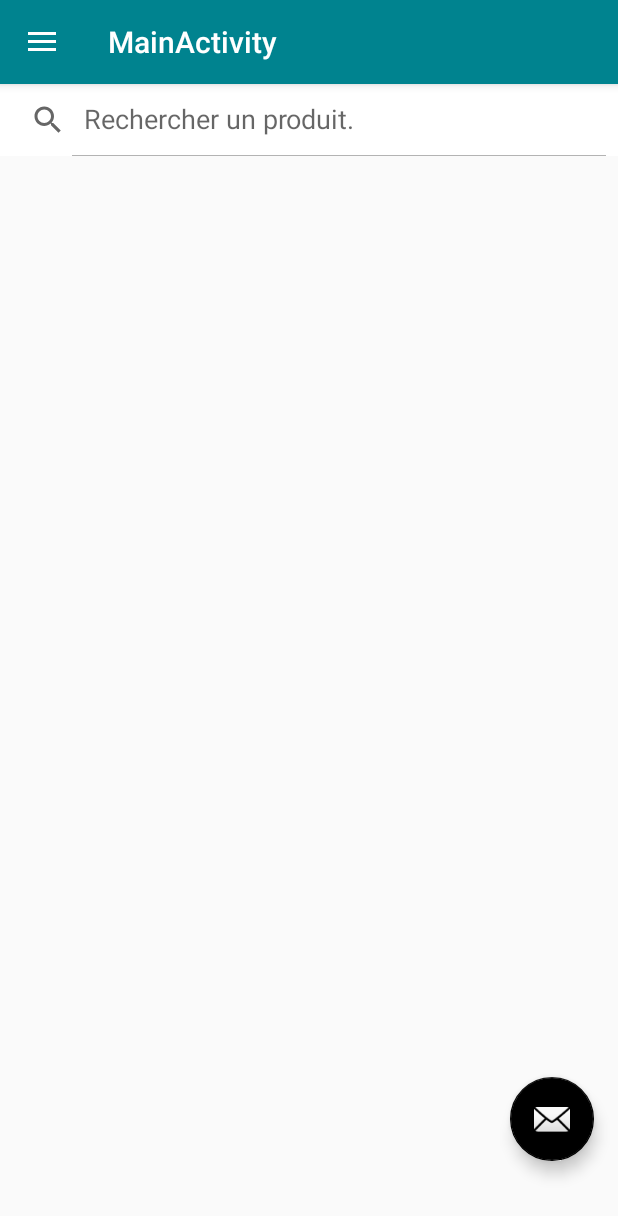
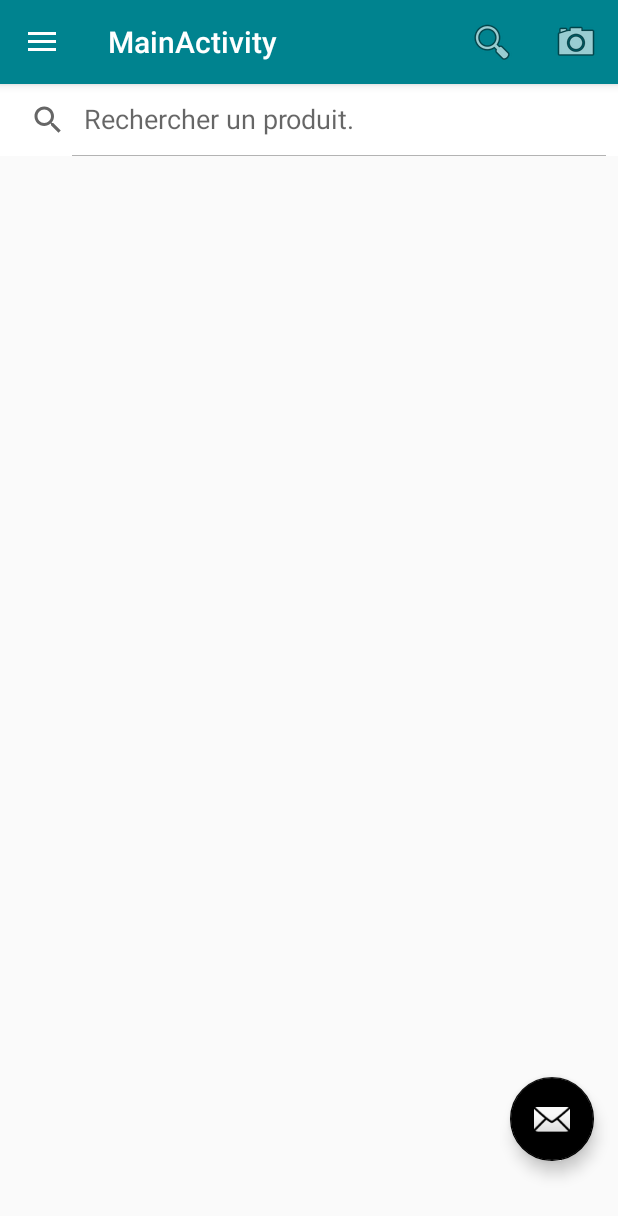
Before and after one commit to HamiciRyadh/PFE, an Android app: the screen it shows after launch (MainActivity), on a phone screen of 412 x 824 dp. Shown: the top 1216 px of the screen. Run offline under Robolectric (Android 15) with nearby library versions, the phone set to English and light mode, and no system bars; our stand-ins replace Picasso, Room's generated code, RxJava; libraries missing offline, so code that uses them is left out: android.arch.persistence; pictures from the network do not load.

Commit message:
Preparing integrating of final functionality

```diff
--- a/PFE/app/src/main/java/usthb/lfbservices/com/pfe/activities/MainActivity.java
+++ b/PFE/app/src/main/java/usthb/lfbservices/com/pfe/activities/MainActivity.java
@@ -18,8 +18,10 @@ import android.support.v4.view.GravityCompat;
 import android.support.v4.widget.DrawerLayout;
 import android.support.v7.app.ActionBarDrawerToggle;
 import android.support.v7.app.AppCompatActivity;
+import android.support.v7.widget.SearchView;
 import android.support.v7.widget.Toolbar;
 import android.util.Log;
+import android.view.Menu;
 import android.view.MenuItem;
 import android.view.View;
 import android.widget.ImageView;
@@ -64,6 +66,7 @@ public class MainActivity extends AppCompatActivity implements NavigationView.On
     private ProductsFragment productsFragment;
     private Fragment currentFragment;
     private AppRoomDatabase db;
+    private SearchView searchView;
 
     private Toolbar toolbar;
     private DrawerLayout drawer;
@@ -128,6 +131,66 @@ public class MainActivity extends AppCompatActivity implements NavigationView.On
                 super.onBackPressed();
             }
         }
+    }
+
+    @Override
+    public boolean onCreateOptionsMenu(Menu menu) {
+        getMenuInflater().inflate(R.menu.menu_bar, menu);
+
+        final MenuItem myActionMenuItem = menu.findItem(R.id.action_search);
+        final MenuItem barcodeScanner = menu.findItem(R.id.action_barcode);
+        barcodeScanner.setOnMenuItemClickListener(new MenuItem.OnMenuItemClickListener() {
+            @Override
+            public boolean onMenuItemClick(MenuItem item) {
+                Log.e(TAG, "Redirecting to barcode scanner");
+                return false;
+            }
+        });
+        searchView = (SearchView) myActionMenuItem.getActionView();
+        searchView.setOnSuggestionListener(new SearchView.OnSuggestionListener() {
+            @Override
+            public boolean onSuggestionSelect(int position) {
+                Log.e(TAG, "OnSuggestionSelect");
+                return false;
+            }
+
+            @Override
+            public boolean onSuggestionClick(int position) {
+                Log.e(TAG, "OnSuggestionClick");
+                return false;
+            }
+        });
+        searchView.setOnCloseListener(new SearchView.OnCloseListener() {
+            @Override
+            public boolean onClose() {
+                Log.e(TAG, "OnClose");
+                return false;
+            }
+        });
+        searchView.setOnQueryTextFocusChangeListener(new View.OnFocusChangeListener() {
+            @Override
+            public void onFocusChange(View v, boolean hasFocus) {
+                Log.e(TAG, "Focus : " + hasFocus);
+            }
+        });
+        searchView.setOnQueryTextListener(new SearchView.OnQueryTextListener() {
+            @Override
+            public boolean onQueryTextSubmit(String query) {
+                Log.e(TAG, "QueryTextSubmit");
+                if(!searchView.isIconified()) {
+                    Log.e(TAG, "Iconified");
+                    searchView.setIconified(true);
+                }
+                myActionMenuItem.collapseActionView();
+                return false;
+            }
+            @Override
+            public boolean onQueryTextChange(String s) {
+                Log.e(TAG, "QueryTextChange");
+                return false;
+            }
+        });
+        return true;
     }
 
     @SuppressWarnings("StatementWithEmptyBody")
--- /dev/null
+++ b/PFE/app/src/main/res/menu/menu_bar.xml
@@ -0,0 +1,15 @@
+<?xml version="1.0" encoding="utf-8"?>
+<menu xmlns:android="http://schemas.android.com/apk/res/android"
+    xmlns:app="http://schemas.android.com/apk/res-auto">
+    <item
+        android:id="@+id/action_search"
+        android:icon="@android:drawable/ic_menu_search"
+        app:showAsAction="always|collapseActionView"
+        app:actionViewClass="android.support.v7.widget.SearchView"
+        android:title="@string/hint_search"/>
+    <item
+        android:id="@+id/action_barcode"
+        app:showAsAction="always|collapseActionView"
+        android:icon="@android:drawable/ic_menu_camera"
+        android:title="@string/scan_barcode"/>
+</menu>
--- a/PFE/app/src/main/res/values/strings.xml
+++ b/PFE/app/src/main/res/values/strings.xml
@@ -33,6 +33,7 @@
     <string name="sales_point">Point de vente</string>
     <string name="category">Catégorie</string>
     <string name="caracteristics">Caractéristiques</string>
+    <string name="scan_barcode">Scanner le code barre</string>
 
     <!-- Hints -->
     <string name="hint_mail_address">Adresse email</string>
```
